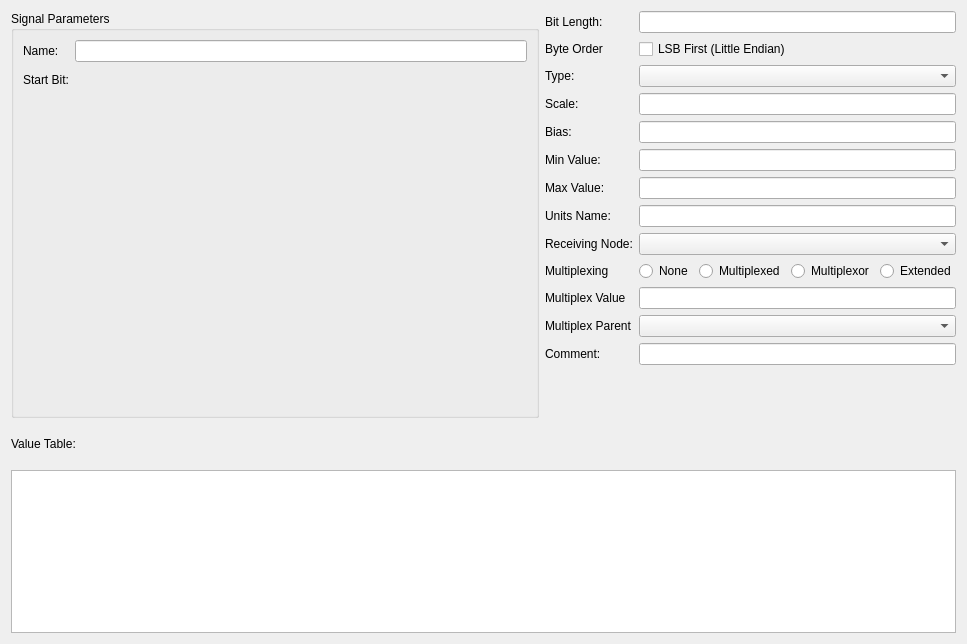
The window that ui/dbcsignaleditor.ui (collin80/SavvyCAN) describes before a commit, drawn with Qt 5.
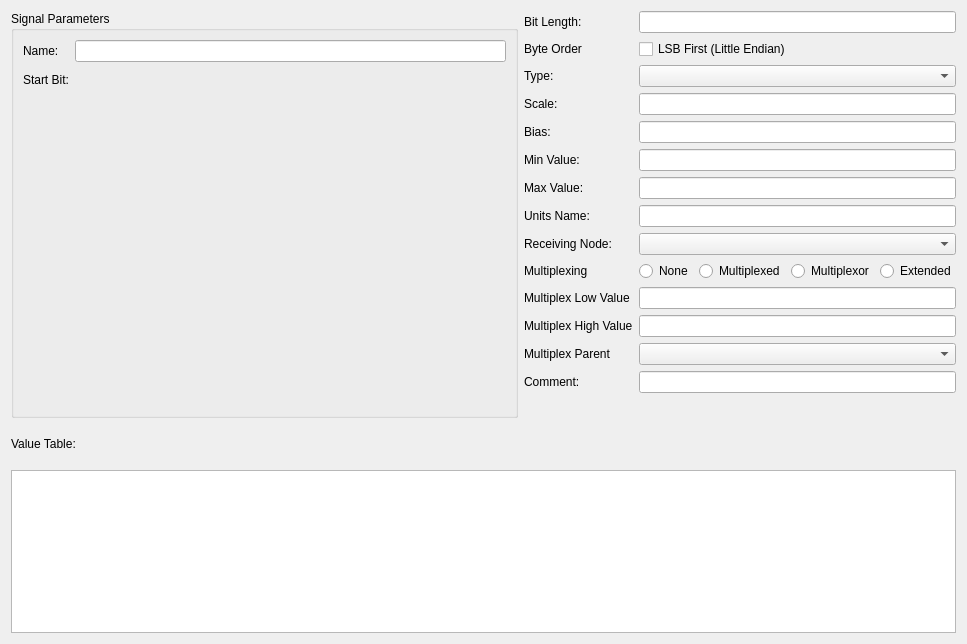
The same window after the commit. Custom widgets are drawn as their Qt base class.

Commit message: Switched code around to better support high/low range for multiplexed signals

What changed in the file:
```diff
--- a/ui/dbcsignaleditor.ui
+++ b/ui/dbcsignaleditor.ui
@@ -190,33 +190,43 @@
        <item row="10" column="0">
         <widget class="QLabel" name="label_15">
          <property name="text">
-          <string>Multiplex Value</string>
+          <string>Multiplex Low Value</string>
          </property>
         </widget>
        </item>
        <item row="10" column="1">
         <widget class="QLineEdit" name="txtMultiplexValue"/>
        </item>
-       <item row="12" column="0">
+       <item row="13" column="0">
         <widget class="QLabel" name="label_13">
          <property name="text">
           <string>Comment:</string>
          </property>
         </widget>
        </item>
-       <item row="12" column="1">
+       <item row="13" column="1">
         <widget class="QLineEdit" name="txtComment"/>
        </item>
-       <item row="11" column="1">
+       <item row="12" column="1">
         <widget class="QComboBox" name="cbMultiplexParent"/>
        </item>
-       <item row="11" column="0">
+       <item row="12" column="0">
         <widget class="QLabel" name="label_16">
          <property name="text">
           <string>Multiplex Parent</string>
          </property>
         </widget>
        </item>
+       <item row="11" column="1">
+        <widget class="QLineEdit" name="txtMultiplexHigh"/>
+       </item>
+       <item row="11" column="0">
+        <widget class="QLabel" name="label_17">
+         <property name="text">
+          <string>Multiplex High Value</string>
+         </property>
+        </widget>
+       </item>
       </layout>
      </item>
     </layout>
```
Left out of the diff: 2 changed lines with no effect on the pictures. The commit also changes 5 other files.
